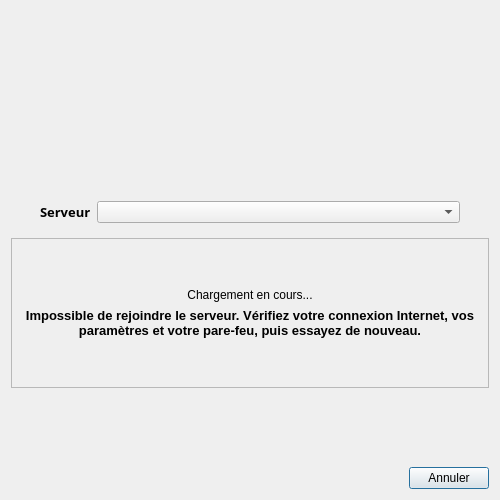
The window that client/src/dialogs/WebLoginDialog.ui (introlab/openteraplus) describes before a commit, drawn with Qt 5.
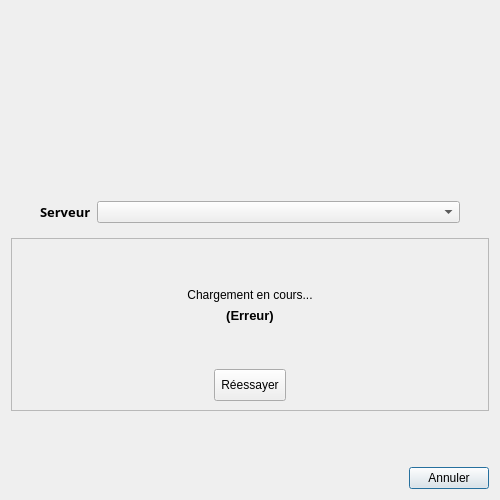
The same window after the commit. Icons and pictures are not drawn.

Commit message: Refs #95. Improved WebLoginDialog experience

What changed in the file:
```diff
--- a/client/src/dialogs/WebLoginDialog.ui
+++ b/client/src/dialogs/WebLoginDialog.ui
@@ -186,7 +186,7 @@
          </font>
         </property>
         <property name="text">
-         <string>Impossible de rejoindre le serveur. Vérifiez votre connexion Internet, vos paramètres et votre pare-feu, puis essayez de nouveau.</string>
+         <string>(Erreur)</string>
         </property>
         <property name="alignment">
          <set>Qt::AlignmentFlag::AlignCenter</set>
@@ -209,6 +209,39 @@
         </property>
        </spacer>
       </item>
+      <item>
+       <layout class="QHBoxLayout" name="horizontalLayout_4">
+        <item>
+         <widget class="QToolButton" name="btnRetry">
+          <property name="minimumSize">
+           <size>
+            <width>32</width>
+            <height>32</height>
+           </size>
+          </property>
+          <property name="cursor">
+           <cursorShape>PointingHandCursor</cursorShape>
+          </property>
+          <property name="text">
+           <string>Réessayer</string>
+          </property>
+          <property name="icon">
+           <iconset resource="../../resources/TeraClient.qrc">
+            <normaloff>:/icons/refresh.png</normaloff>:/icons/refresh.png</iconset>
+          </property>
+          <property name="iconSize">
+           <size>
+            <width>32</width>
+            <height>32</height>
+           </size>
+          </property>
+          <property name="toolButtonStyle">
+           <enum>Qt::ToolButtonStyle::ToolButtonTextBesideIcon</enum>
+          </property>
+         </widget>
+        </item>
+       </layout>
+      </item>
      </layout>
     </widget>
    </item>
```
The commit also changes 3 other files.
